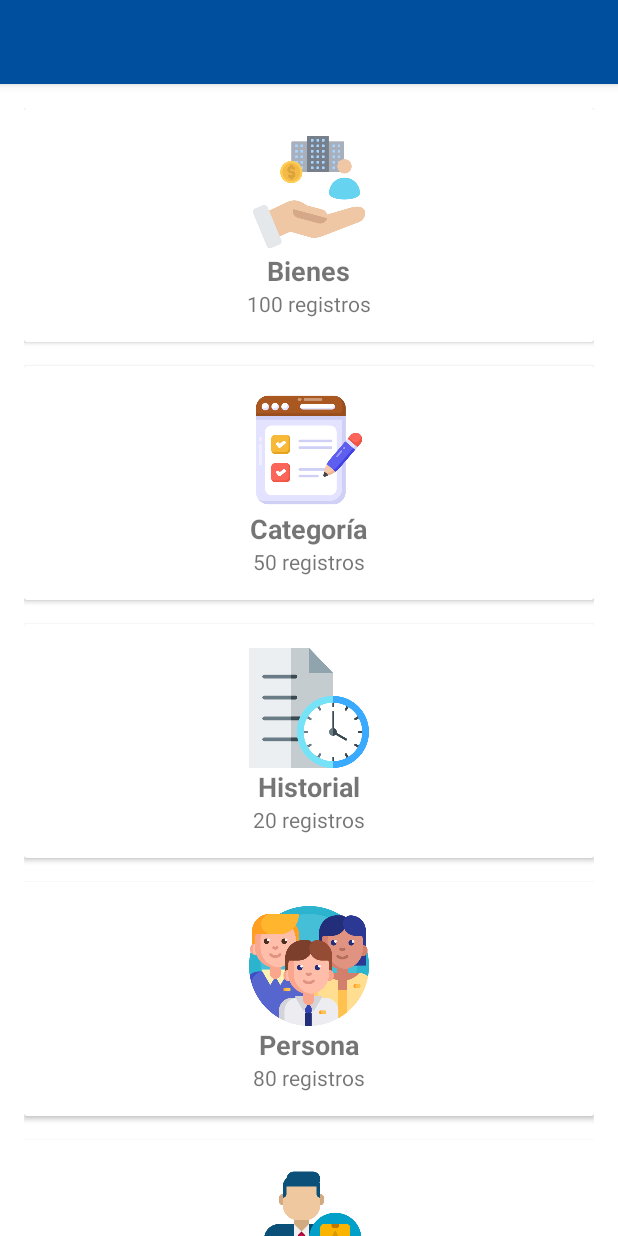
After one commit to Angel-Carde-Pro/FIDABI_M4A_Projecto_FInal, an Android app: the InventoryActivity screen opened directly, with no data from a screen before it, on a phone screen of 412 x 824 dp. The commit adds this screen. Run offline under Robolectric (Android 15) with nearby library versions, the phone set to English and light mode, and no system bars; 1 statement that could not run was skipped.

Commit message:
menu listados

```diff
--- a/app/src/main/AndroidManifest.xml
+++ b/app/src/main/AndroidManifest.xml
@@ -51,6 +51,10 @@
             android:name=".activities.ListActivity"
             android:exported="false"
             android:theme="@style/Theme.AppCompat.Light.NoActionBar" />
+        <activity
+            android:name=".activities.InventoryActivity"
+            android:exported="false"
+            android:theme="@style/AppThemeBarra" />
 
     </application>
 
--- a/app/src/main/java/com/example/fidabi_m4a_projecto_final/ApiClient.java
+++ b/app/src/main/java/com/example/fidabi_m4a_projecto_final/ApiClient.java
@@ -17,7 +17,7 @@ public class ApiClient {
                 .addConverterFactory(GsonConverterFactory.create())
 
                 //colocar ip personal (ipconfig en cmd)(http://ip:8080/)
-                .baseUrl("http://192.168.18.179:8080/")
+                .baseUrl("http://192.168.18.189:8080/")
                 .client(okHttpClient)
                 .build();
         return retrofit;
--- /dev/null
+++ b/app/src/main/java/com/example/fidabi_m4a_projecto_final/activities/InventoryActivity.java
@@ -0,0 +1,67 @@
+package com.example.fidabi_m4a_projecto_final.activities;
+
+import androidx.appcompat.app.AppCompatActivity;
+import android.os.Bundle;
+import android.view.View;
+import android.view.animation.Animation;
+import android.view.animation.AnimationUtils;
+import android.widget.Toast;
+import com.example.fidabi_m4a_projecto_final.R;
+
+public class InventoryActivity extends AppCompatActivity {
+
+    @Override
+    protected void onCreate(Bundle savedInstanceState) {
+        super.onCreate(savedInstanceState);
+        setContentView(R.layout.activity_inventory);
+
+
+        androidx.appcompat.widget.Toolbar toolbar = findViewById(R.id.toolbar);
+
+
+        toolbar.setTitle("Listados");
+
+        // Configura el Toolbar como la ActionBar de la actividad
+        setSupportActionBar(toolbar);
+    }
+
+    public void onOptionClicked(View view) {
+        // Obtenemos la animación desde el archivo XML
+        Animation clickAnimation = AnimationUtils.loadAnimation(this, R.anim.card_click_animation);
+        view.startAnimation(clickAnimation);
+
+        String tag = (String) view.getTag();
+        String optionName;
+        switch (tag) {
+            case "bienes":
+                optionName = "Bienes";
+                break;
+            case "categoria":
+                optionName = "Categoría";
+                break;
+            case "historial":
+                optionName = "Historial";
+                break;
+            case "persona":
+                optionName = "Persona";
+                break;
+            case "propietario":
+                optionName = "Propietario";
+                break;
+            case "roles":
+                optionName = "Roles";
+                break;
+            case "ubicaciones":
+                optionName = "Ubicaciones";
+                break;
+            case "usuarios":
+                optionName = "Usuarios";
+                break;
+            default:
+                optionName = "";
+                break;
+        }
+
+        Toast.makeText(this, "Opción seleccionada: " + optionName, Toast.LENGTH_SHORT).show();
+    }
+}
--- a/app/src/main/java/com/example/fidabi_m4a_projecto_final/activities/LoginActivity.java
+++ b/app/src/main/java/com/example/fidabi_m4a_projecto_final/activities/LoginActivity.java
@@ -36,6 +36,8 @@ public class LoginActivity extends AppCompatActivity {
         setContentView(R.layout.activity_login);
         if (Build.VERSION.SDK_INT >= Build.VERSION_CODES.LOLLIPOP) {
             getWindow().setStatusBarColor(getResources().getColor(R.color.azulinicio));
+            getWindow().setNavigationBarColor(getResources().getColor(R.color.azulinicio));
+
         }
         btnacept = findViewById(R.id.Iniciar_Sesion_btn);
         btnacept.setBackgroundResource(R.drawable.roundedbuttonista);
--- a/app/src/main/java/com/example/fidabi_m4a_projecto_final/activities/MainActivity.java
+++ b/app/src/main/java/com/example/fidabi_m4a_projecto_final/activities/MainActivity.java
@@ -22,7 +22,8 @@ public class MainActivity extends AppCompatActivity {
         setContentView(R.layout.activity_splash);
         //cambiar color barra de estado
         if (Build.VERSION.SDK_INT >= Build.VERSION_CODES.LOLLIPOP) {
-            getWindow().setStatusBarColor(getResources().getColor(R.color.blueista));
+            getWindow().setStatusBarColor(getResources().getColor(R.color.blancoSplash));
+            getWindow().setNavigationBarColor(getResources().getColor(R.color.blancoSplash));
         }
 
         ImageView imgWave3 = findViewById(R.id.img_wave3);
@@ -32,7 +33,7 @@ public class MainActivity extends AppCompatActivity {
         // Cargar la animación
         Animation bubbleAnimation = AnimationUtils.loadAnimation(this, R.anim.bubble_anim);
 
-        // Aplicar la animación al ImageView img_wave3
+        // Aplicar la animación
         imgWave3.startAnimation(bubbleAnimation);
         imgWave2.startAnimation(bubbleAnimation);
         Yellow_circle.startAnimation(bubbleAnimation);
--- a/app/src/main/java/com/example/fidabi_m4a_projecto_final/configs/Bottomenu.java
+++ b/app/src/main/java/com/example/fidabi_m4a_projecto_final/configs/Bottomenu.java
@@ -9,6 +9,7 @@ import android.widget.ImageView;
 import android.widget.RelativeLayout;
 
 import com.example.fidabi_m4a_projecto_final.R;
+import com.example.fidabi_m4a_projecto_final.activities.InventoryActivity;
 import com.example.fidabi_m4a_projecto_final.activities.ListActivity;
 import com.example.fidabi_m4a_projecto_final.activities.ProfileItemActivity;
 
@@ -36,7 +37,7 @@ public class Bottomenu {
             public void onClick(View v) {
 
                 System.out.println("aqui se abre los listados");
-                Intent listActivityIntent = new Intent(view.getContext(), ListActivity.class);
+                Intent listActivityIntent = new Intent(view.getContext(), InventoryActivity.class);
                 view.getContext().startActivity(listActivityIntent);
             }
         });
--- /dev/null
+++ b/app/src/main/res/layout/activity_inventory.xml
@@ -0,0 +1,306 @@
+<?xml version="1.0" encoding="utf-8"?>
+<androidx.coordinatorlayout.widget.CoordinatorLayout
+    xmlns:android="http://schemas.android.com/apk/res/android"
+    xmlns:app="http://schemas.android.com/apk/res-auto"
+    android:layout_width="match_parent"
+    android:layout_height="match_parent">
+
+    <!-- AppBarLayout -->
+    <com.google.android.material.appbar.AppBarLayout
+        android:id="@+id/appBarLayout"
+        android:layout_width="match_parent"
+        android:layout_height="wrap_content"
+        android:theme="@style/AppTheme.AppBarOverlay">
+
+        <!-- CollapsingToolbarLayout -->
+        <com.google.android.material.appbar.CollapsingToolbarLayout
+            android:id="@+id/collapsingToolbarLayout"
+            android:layout_width="match_parent"
+            android:layout_height="wrap_content"
+            android:minHeight="?attr/actionBarSize"
+            app:layout_scrollFlags="scroll|exitUntilCollapsed">
+
+            <!-- Toolbar -->
+            <androidx.appcompat.widget.Toolbar
+                android:id="@+id/toolbar"
+                android:layout_width="match_parent"
+                android:layout_height="?attr/actionBarSize"
+                android:background="?attr/colorPrimary"
+                app:layout_collapseMode="pin"
+                app:title="Listados"
+                app:titleTextColor="@color/colorWhite" />
+
+        </com.google.android.material.appbar.CollapsingToolbarLayout>
+    </com.google.android.material.appbar.AppBarLayout>
+
+    <!-- NestedScrollView -->
+    <androidx.core.widget.NestedScrollView
+        android:layout_width="match_parent"
+        android:layout_height="match_parent"
+        android:clipToPadding="false"
+        app:layout_behavior="@string/appbar_scrolling_view_behavior">
+
+    <!-- Contenido de las tarjetas -->
+        <LinearLayout
+            android:layout_width="match_parent"
+            android:layout_height="wrap_content"
+            android:orientation="vertical"
+            android:padding="16dp">
+
+            <!-- Tarjeta para la opción "Bienes" -->
+            <androidx.cardview.widget.CardView
+                android:layout_width="match_parent"
+                android:layout_height="wrap_content"
+                android:layout_marginBottom="16dp"
+                android:foreground="?android:attr/selectableItemBackground"
+                android:onClick="onOptionClicked"
+                android:tag="bienes">
+
+                <LinearLayout
+                    android:layout_width="match_parent"
+                    android:layout_height="wrap_content"
+                    android:orientation="vertical"
+                    android:gravity="center"
+                    android:padding="16dp">
+
+                    <ImageView
+                        android:layout_width="80dp"
+                        android:layout_height="80dp"
+                        android:src="@drawable/bienes" />
+
+                    <TextView
+                        android:layout_width="wrap_content"
+                        android:layout_height="wrap_content"
+                        android:text="Bienes"
+                        android:textSize="18sp"
+                        android:textStyle="bold" />
+
+                    <TextView
+                        android:id="@+id/tvBienesCount"
+                        android:layout_width="wrap_content"
+                        android:layout_height="wrap_content"
+                        android:text="100 registros" />
+                </LinearLayout>
+            </androidx.cardview.widget.CardView>
+
+            <!-- Opción "Categoría" -->
+            <androidx.cardview.widget.CardView
+                android:layout_width="match_parent"
+                android:layout_height="wrap_content"
+                android:layout_marginBottom="16dp"
+                android:foreground="?android:attr/selectableItemBackground"
+                android:onClick="onOptionClicked"
+                android:tag="categoria">
+
+                <LinearLayout
+                    android:layout_width="match_parent"
+                    android:layout_height="wrap_content"
+                    android:orientation="vertical"
+                    android:gravity="center"
+                    android:padding="16dp">
+
+                    <ImageView
+                        android:layout_width="80dp"
+                        android:layout_height="80dp"
+                        android:src="@drawable/categoria" />
+
+                    <TextView
+                        android:layout_width="wrap_content"
+                        android:layout_height="wrap_content"
+                        android:text="Categoría"
+                        android:textSize="18sp"
+                        android:textStyle="bold" />
+
+                    <TextView
+                        android:id="@+id/tvCategoriaCount"
+                        android:layout_width="wrap_content"
+                        android:layout_height="wrap_content"
+                        android:text="50 registros" />
+                </LinearLayout>
+            </androidx.cardview.widget.CardView>
+
+            <!-- Opción "Historial" -->
+            <androidx.cardview.widget.CardView
+                android:layout_width="match_parent"
+                android:layout_height="wrap_content"
+                android:layout_marginBottom="16dp"
+                android:foreground="?android:attr/selectableItemBackground"
+                android:onClick="onOptionClicked"
+                android:tag="historial">
+
+                <LinearLayout
+                    android:layout_width="match_parent"
+                    android:layout_height="wrap_content"
+                    android:orientation="vertical"
+                    android:gravity="center"
+                    android:padding="16dp">
+
+                    <ImageView
+                        android:layout_width="80dp"
+                        android:layout_height="80dp"
+                        android:src="@drawable/historial" />
+
+                    <TextView
+                        android:layout_width="wrap_content"
+                        android:layout_height="wrap_content"
+                        android:text="Historial"
+                        android:textSize="18sp"
+                        android:textStyle="bold" />
+
+                    <TextView
+                        android:id="@+id/tvHistorialCount"
+                        android:layout_width="wrap_content"
+                        android:layout_height="wrap_content"
+                        android:text="20 registros" />
+                </LinearLayout>
+            </androidx.cardview.widget.CardView>
+
+            <!-- Opción "Persona" -->
+            <androidx.cardview.widget.CardView
+                android:layout_width="match_parent"
+                android:layout_height="wrap_content"
+                android:layout_marginBottom="16dp"
+                android:foreground="?android:attr/selectableItemBackground"
+                android:onClick="onOptionClicked"
+                android:tag="persona">
+
+                <LinearLayout
+                    android:layout_width="match_parent"
+                    android:layout_height="wrap_content"
+                    android:orientation="vertical"
+                    android:gravity="center"
+                    android:padding="16dp">
+
+                    <ImageView
+                        android:layout_width="80dp"
+                        android:layout_height="80dp"
+                        android:src="@drawable/persona" />
+
+                    <TextView
+                        android:layout_width="wrap_content"
+                        android:layout_height="wrap_content"
+                        android:text="Persona"
+                        android:textSize="18sp"
+                        android:textStyle="bold" />
+
+                    <TextView
+                        android:id="@+id/tvPersonaCount"
+                        android:layout_width="wrap_content"
+                        android:layout_height="wrap_content"
+                        android:text="80 registros" />
+                </LinearLayout>
+            </androidx.cardview.widget.CardView>
+
+            <!-- Opción "Propietario" -->
+            <androidx.cardview.widget.CardView
+                android:layout_width="match_parent"
+                android:layout_height="wrap_content"
+                android:layout_marginBottom="16dp"
+                android:foreground="?android:attr/selectableItemBackground"
+                android:onClick="onOptionClicked"
+                android:tag="propietario">
+
+                <LinearLayout
+                    android:layout_width="match_parent"
+                    android:layout_height="wrap_content"
+                    android:orientation="vertical"
+                    android:gravity="center"
+                    android:padding="16dp">
+
+                    <ImageView
+                        android:layout_width="80dp"
+                        android:layout_height="80dp"
+                        android:src="@drawable/propietario" />
+
+                    <TextView
+                        android:layout_width="wrap_content"
+                        android:layout_height="wrap_content"
+                        android:text="Propietario"
+                        android:textSize="18sp"
+                        android:textStyle="bold" />
+
+                    <TextView
+                        android:id="@+id/tvPropietarioCount"
+                        android:layout_width="wrap_content"
+                        android:layout_height="wrap_content"
+                        android:text="60 registros" />
+                </LinearLayout>
+            </androidx.cardview.widget.CardView>
+
+
+
+            <!-- Opción "Ubicaciones" -->
+            <androidx.cardview.widget.CardView
+                android:layout_width="match_parent"
+                android:layout_height="wrap_content"
+                android:layout_marginBottom="16dp"
+                android:foreground="?android:attr/selectableItemBackground"
+                android:onClick="onOptionClicked"
+                android:tag="ubicaciones">
+
+                <LinearLayout
+                    android:layout_width="match_parent"
+                    android:layout_height="wrap_content"
+                    android:orientation="vertical"
+                    android:gravity="center"
+                    android:padding="16dp">
+
+                    <ImageView
+                        android:layout_width="80dp"
+                        android:layout_height="80dp"
+                        android:src="@drawable/ubicacion" />
+
+                    <TextView
+                        android:layout_width="wrap_content"
+                        android:layout_height="wrap_content"
+                        android:text="Ubicaciones"
+                        android:textSize="18sp"
+                        android:textStyle="bold" />
+
+                    <TextView
+                        android:id="@+id/tvUbicacionesCount"
+                        android:layout_width="wrap_content"
+                        android:layout_height="wrap_content"
+                        android:text="30 registros" />
+                </LinearLayout>
+            </androidx.cardview.widget.CardView>
+
+            <!-- Opción "Usuarios" -->
+            <androidx.cardview.widget.CardView
+                android:layout_width="match_parent"
+                android:layout_height="wrap_content"
+                android:layout_marginBottom="16dp"
+                android:foreground="?android:attr/selectableItemBackground"
+                android:onClick="onOptionClicked"
+                android:tag="usuarios">
+
+                <LinearLayout
+                    android:layout_width="match_parent"
+                    android:layout_height="wrap_content"
+                    android:orientation="vertical"
+                    android:gravity="center"
+                    android:padding="16dp">
+
+                    <ImageView
+                        android:layout_width="80dp"
+                        android:layout_height="80dp"
+                        android:src="@drawable/usuarios" />
+
+                    <TextView
+                        android:layout_width="wrap_content"
+                        android:layout_height="wrap_content"
+                        android:text="Usuarios"
+                        android:textSize="18sp"
+                        android:textStyle="bold" />
+
+                    <TextView
+                        android:id="@+id/tvUsuariosCount"
+                        android:layout_width="wrap_content"
+                        android:layout_height="wrap_content"
+                        android:text="90 registros" />
+                </LinearLayout>
+            </androidx.cardview.widget.CardView>
+
+        </LinearLayout>
+    </androidx.core.widget.NestedScrollView>
+</androidx.coordinatorlayout.widget.CoordinatorLayout>
--- a/app/src/main/res/values/colors.xml
+++ b/app/src/main/res/values/colors.xml
@@ -1,14 +1,19 @@
 <?xml version="1.0" encoding="utf-8"?>
 <resources>
     <color name="purple_200">#FFBB86FC</color>
+    <color name="blancoSplash">#FAFAFA</color>
     <color name="purple_500">#FF6200EE</color>
     <color name="purple_700">#FF3700B3</color>
     <color name="teal_200">#FF03DAC5</color>
     <color name="teal_700">#FF018786</color>
     <color name="black">#FF000000</color>
     <color name="white">#FFFFFFFF</color>
+    <color name="colorWhite">#FFFFFF</color>
     <color name="blueista">#1f54c3</color>
     <color name="blueistadark">#00356c</color>
     <color name="graylowtone">#f2f2f3</color>
     <color name="azulinicio">#004f9f</color>
+    <color name="colorPrimary">#3F51B5</color>
+    <color name="colorPrimaryDark">#303F9F</color>
+    <color name="colorAccent">#FF4081</color>
 </resources>
--- a/app/src/main/res/values/styles.xml
+++ b/app/src/main/res/values/styles.xml
@@ -11,7 +11,7 @@
     </style>
 
     <!-- Tema de la aplicación -->
-    <style name="AppTheme" parent="Theme.AppCompat.Light.NoActionBar">
+    <style name="AppThemea" parent="Theme.AppCompat.Light.NoActionBar">
         <item name="android:statusBarColor">@color/blueista</item>
     </style>
 
@@ -19,4 +19,40 @@
     <style name="AppTheme.NoActionBar" parent="Theme.AppCompat.NoActionBar">
         <item name="android:statusBarColor">@color/blueista</item>
     </style>
+
+    <style name="AppThemeBarra" parent="Theme.MaterialComponents.Light.NoActionBar">
+        <!-- Personaliza el color primario y otros atributos según tus preferencias -->
+        <item name="colorPrimary">@color/azulinicio</item>
+        <item name="colorPrimaryDark">@color/azulinicio</item>
+        <item name="colorAccent">@color/azulinicio</item>
+    </style>
+
+    <!-- Estilo para el AppBarLayout -->
+    <style name="AppTheme.AppBarOverlay" parent="ThemeOverlay.AppCompat.Dark.ActionBar" />
+
+    <style name="ExpandedTitleStyle" parent="@android:style/TextAppearance.Large">
+        <item name="android:textColor">#FFFFFF</item> <!-- Color blanco para el título -->
+    </style>
+
+    <!-- Estilo para el título colapsado -->
+    <style name="CollapsedTitleStyle" parent="@android:style/TextAppearance.Medium">
+        <item name="android:textColor">#FFFFFF</item> <!-- Color blanco para el título -->
+    </style>
+
+    <style name="AppTheme" parent="Theme.AppCompat.Light.DarkActionBar">
+        <item name="colorPrimary">@color/colorPrimary</item>
+        <item name="colorPrimaryDark">@color/colorPrimaryDark</item>
+        <item name="colorAccent">@color/colorAccent</item>
+    </style>
+
+    <!-- Theme for the CollapsingToolbarLayout -->
+
+    <!-- Theme for the Toolbar -->
+    <style name="AppTheme.PopupOverlay" parent="ThemeOverlay.AppCompat.Light" />
+
+    <!-- Style for the title text in the CollapsingToolbarLayout -->
+    <style name="CollapsingToolbarTitleStyle">
+        <item name="android:textColor">@color/colorWhite</item>
+        <item name="android:textSize">24sp</item>
+    </style>
 </resources>
```
Also changed, not shown: app/src/main/res/anim/card_click_animation.xml (added, +20 -0 lines), app/src/main/res/drawable/bienes.png (added), app/src/main/res/drawable/categoria.png (added), app/src/main/res/drawable/historial.png (added), app/src/main/res/drawable/persona.png (added), app/src/main/res/drawable/propietario.png (added), app/src/main/res/drawable/roles.png (added), app/src/main/res/drawable/ubicacion.png (added), app/src/main/res/drawable/usuarios.png (added).
